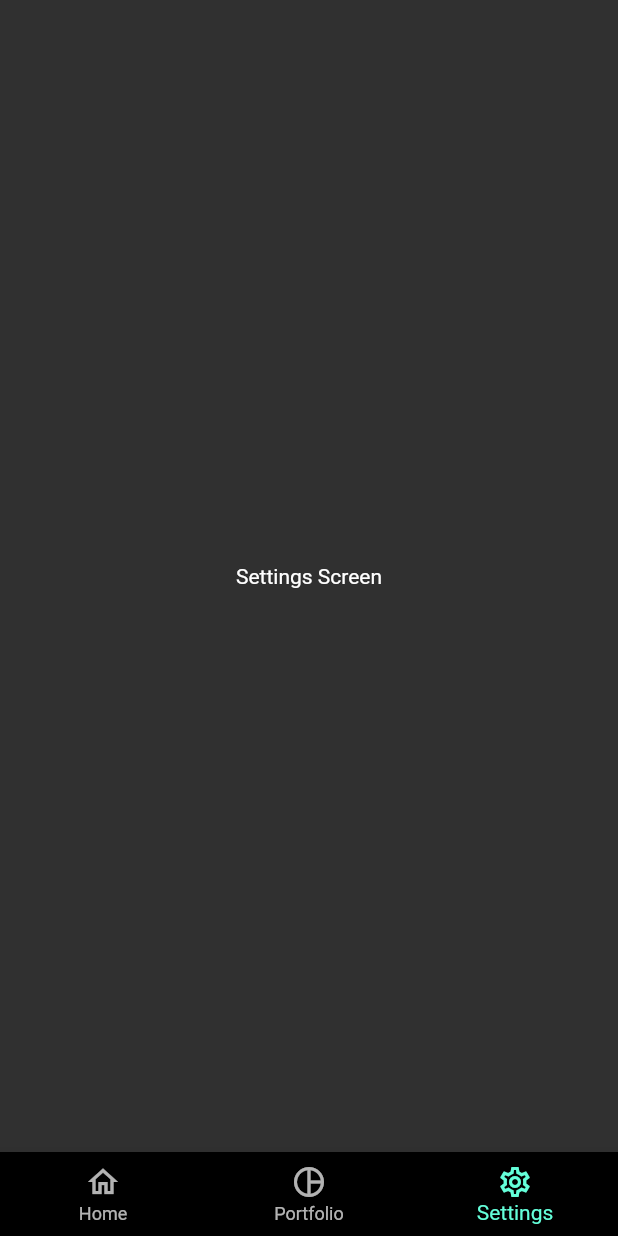
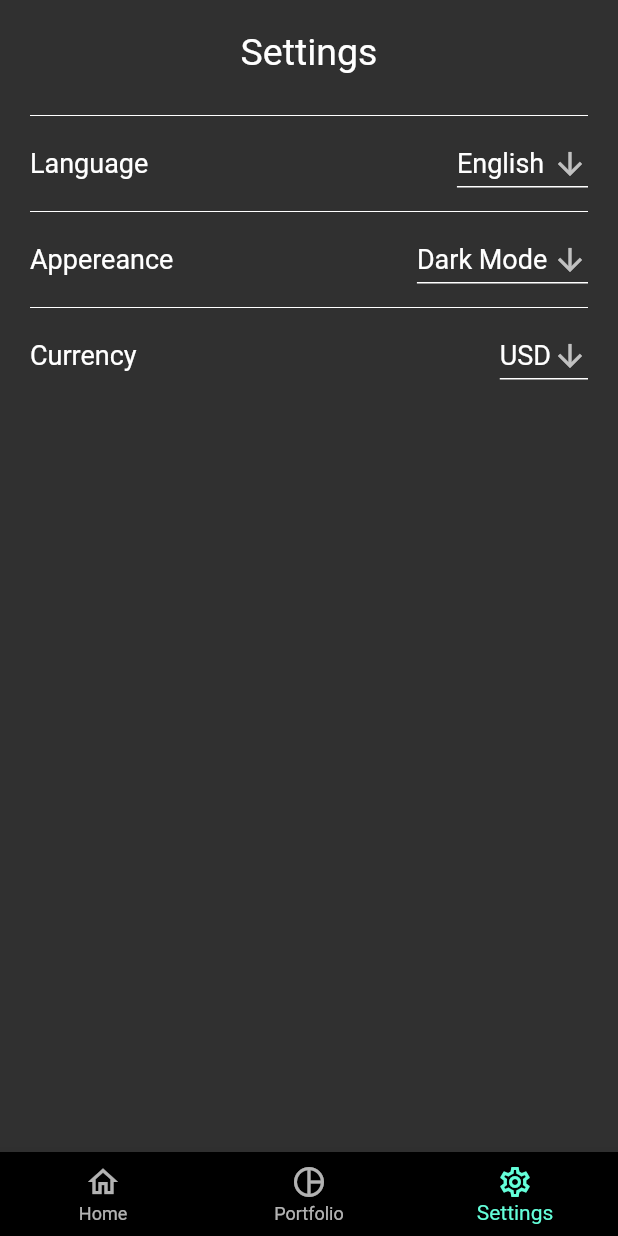
Before and after one commit to Charizard17/bit_holdings_app, a Flutter app: the screen it shows after launch, item 3 of the bottom bar chosen, on a phone screen of 412 x 824 dp. Run offline on Flutter 3.47's test engine with Material 2 defaults, Android fonts, the phone set to English and light mode, and no system bars.

Commit message:
settings_screen created

```diff
--- a/lib/screens/main_view.dart
+++ b/lib/screens/main_view.dart
@@ -1,4 +1,5 @@
 import 'package:crypto_portfolio_tracker/screens/home_screen.dart';
+import 'package:crypto_portfolio_tracker/screens/settings_screen.dart';
 import 'package:flutter/material.dart';
 
 import 'screens.dart';
@@ -17,9 +18,7 @@ class _MainViewState extends State<MainView> {
     Center(
       child: Text('Portfolio Screen'),
     ),
-    Center(
-      child: Text('Settings Screen'),
-    ),
+    SettingsScreen(),
   ];
   @override
   Widget build(BuildContext context) {
--- a/lib/screens/screens.dart
+++ b/lib/screens/screens.dart
@@ -1,3 +1,4 @@
 import 'landing_screen.dart';
 import 'main_view.dart';
 import 'home_screen.dart';
+import 'settings_screen.dart';
--- /dev/null
+++ b/lib/screens/settings_screen.dart
@@ -0,0 +1,148 @@
+import 'package:flutter/material.dart';
+
+class SettingsScreen extends StatefulWidget {
+  const SettingsScreen({Key? key}) : super(key: key);
+
+  @override
+  State<SettingsScreen> createState() => _SettingsScreenState();
+}
+
+class _SettingsScreenState extends State<SettingsScreen> {
+  String languageDropdownValue = 'English';
+  String appereanceDropdownValue = 'Dark Mode';
+  String currencyDropdownValue = 'USD';
+  @override
+  Widget build(BuildContext context) {
+    return SafeArea(
+      child: Container(
+        width: MediaQuery.of(context).size.width,
+        height: MediaQuery.of(context).size.height,
+        padding: const EdgeInsets.only(top: 20),
+        child: Column(
+          children: [
+            Text(
+              'Settings',
+              style: Theme.of(context).textTheme.headline5,
+            ),
+            SizedBox(height: 20),
+            Container(
+              padding: const EdgeInsets.symmetric(horizontal: 20),
+              child: Column(
+                children: [
+                  Divider(color: Colors.white),
+                  Row(
+                    mainAxisAlignment: MainAxisAlignment.spaceBetween,
+                    children: [
+                      Text(
+                        'Language',
+                        style: TextStyle(
+                          fontSize: 18,
+                        ),
+                      ),
+                      DropdownButton<String>(
+                        value: languageDropdownValue,
+                        icon: const Icon(Icons.arrow_downward),
+                        style: const TextStyle(
+                          color: Colors.white,
+                          fontSize: 18,
+                        ),
+                        underline: Container(
+                          height: 1,
+                          color: Colors.white,
+                        ),
+                        onChanged: (String? newValue) {
+                          setState(() {
+                            languageDropdownValue = newValue!;
+                          });
+                        },
+                        items: <String>['English', 'German', 'Turkish']
+                            .map<DropdownMenuItem<String>>((String value) {
+                          return DropdownMenuItem<String>(
+                            value: value,
+                            child: Text(value),
+                          );
+                        }).toList(),
+                      ),
+                    ],
+                  ),
+                  Divider(color: Colors.white),
+                  Row(
+                    mainAxisAlignment: MainAxisAlignment.spaceBetween,
+                    children: [
+                      Text(
+                        'Appereance',
+                        style: TextStyle(
+                          fontSize: 18,
+                        ),
+                      ),
+                      DropdownButton<String>(
+                        value: appereanceDropdownValue,
+                        icon: const Icon(Icons.arrow_downward),
+                        style: const TextStyle(
+                          color: Colors.white,
+                          fontSize: 18,
+                        ),
+                        underline: Container(
+                          height: 1,
+                          color: Colors.white,
+                        ),
+                        onChanged: (String? newValue) {
+                          setState(() {
+                            appereanceDropdownValue = newValue!;
+                          });
+                        },
+                        items: <String>['Dark Mode', 'Light Mode']
+                            .map<DropdownMenuItem<String>>((String value) {
+                          return DropdownMenuItem<String>(
+                            value: value,
+                            child: Text(value),
+                          );
+                        }).toList(),
+                      ),
+                    ],
+                  ),
+                  Divider(color: Colors.white),
+                  Row(
+                    mainAxisAlignment: MainAxisAlignment.spaceBetween,
+                    children: [
+                      Text(
+                        'Currency',
+                        style: TextStyle(
+                          fontSize: 18,
+                        ),
+                      ),
+                      DropdownButton<String>(
+                        value: currencyDropdownValue,
+                        icon: const Icon(Icons.arrow_downward),
+                        style: const TextStyle(
+                          color: Colors.white,
+                          fontSize: 18,
+                        ),
+                        underline: Container(
+                          height: 1,
+                          color: Colors.white,
+                        ),
+                        onChanged: (String? newValue) {
+                          setState(() {
+                            currencyDropdownValue = newValue!;
+                          });
+                        },
+                        items: <String>['USD', 'EUR', 'GBP']
+                            .map<DropdownMenuItem<String>>((String value) {
+                          return DropdownMenuItem<String>(
+                            value: value,
+                            child: Text(value),
+                          );
+                        }).toList(),
+                      ),
+                    ],
+                  ),
+                ],
+              ),
+            ),
+          ],
+        ),
+      ),
+    );
+  }
+}
```
